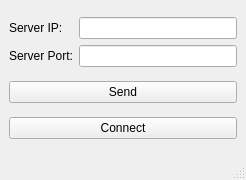
This is TcpWifiConnection/mainwindow.ui in igorfel/TcpWifiConnection as Qt 5 draws it before an edit. The edited form follows.
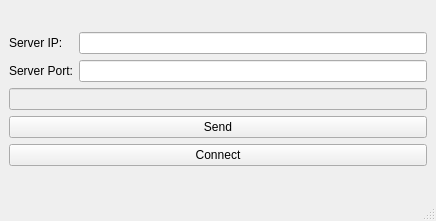
This is the edited form.

What changed in the file:
```diff
--- a/TcpWifiConnection/mainwindow.ui
+++ b/TcpWifiConnection/mainwindow.ui
@@ -6,36 +6,50 @@
    <rect>
     <x>0</x>
     <y>0</y>
-    <width>246</width>
-    <height>180</height>
+    <width>436</width>
+    <height>221</height>
    </rect>
   </property>
   <property name="minimumSize">
    <size>
     <width>0</width>
-    <height>180</height>
+    <height>220</height>
    </size>
   </property>
   <property name="maximumSize">
    <size>
     <width>16777215</width>
-    <height>200</height>
+    <height>300</height>
    </size>
   </property>
   <property name="windowTitle">
    <string>MainWindow</string>
   </property>
   <widget class="QWidget" name="centralwidget">
-   <layout class="QHBoxLayout" name="horizontalLayout">
-    <item>
+   <layout class="QGridLayout" name="gridLayout_3">
+    <item row="0" column="0">
      <layout class="QGridLayout" name="gridLayout_2">
-      <item row="2" column="0">
+      <item row="3" column="0">
        <widget class="QPushButton" name="pushButton">
         <property name="text">
          <string>Connect</string>
         </property>
        </widget>
       </item>
+      <item row="2" column="0">
+       <widget class="QPushButton" name="sendButton">
+        <property name="text">
+         <string>Send</string>
+        </property>
+       </widget>
+      </item>
+      <item row="1" column="0">
+       <widget class="QLineEdit" name="data">
+        <property name="enabled">
+         <bool>false</bool>
+        </property>
+       </widget>
+      </item>
       <item row="0" column="0">
        <layout class="QGridLayout" name="gridLayout">
         <item row="1" column="0">
@@ -60,13 +74,6 @@
         </item>
        </layout>
       </item>
-      <item row="1" column="0">
-       <widget class="QPushButton" name="sendButton">
-        <property name="text">
-         <string>Send</string>
-        </property>
-       </widget>
-      </item>
      </layout>
     </item>
    </layout>
```
Left out of the diff: 2 changed lines with no effect on the pictures.
